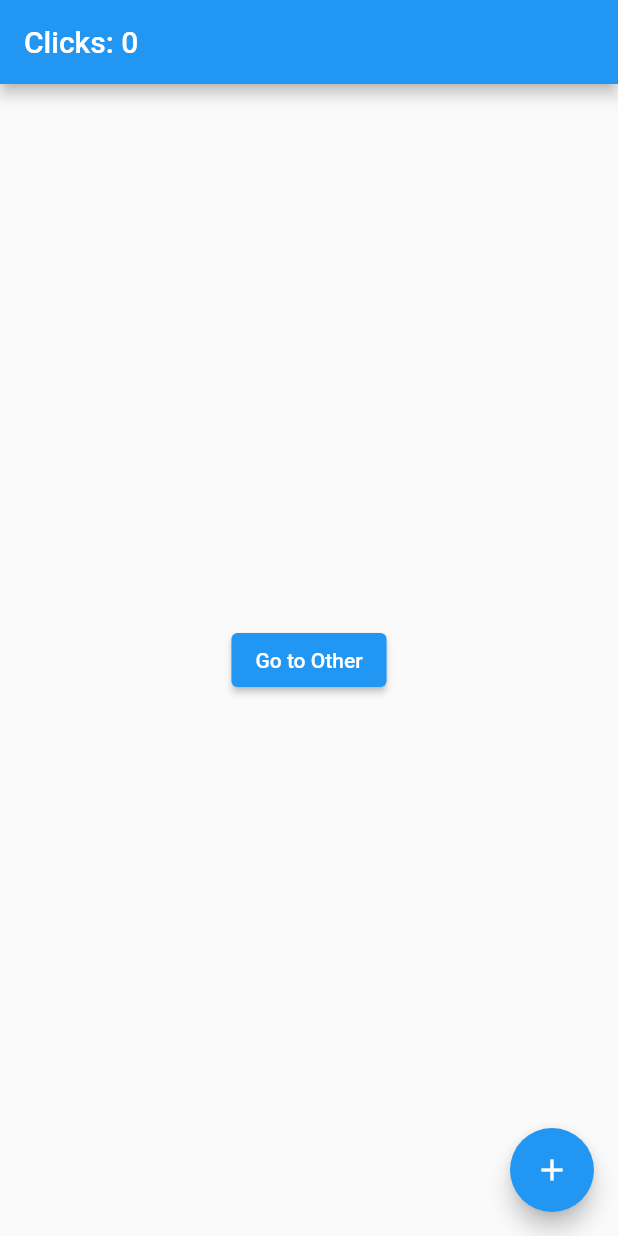
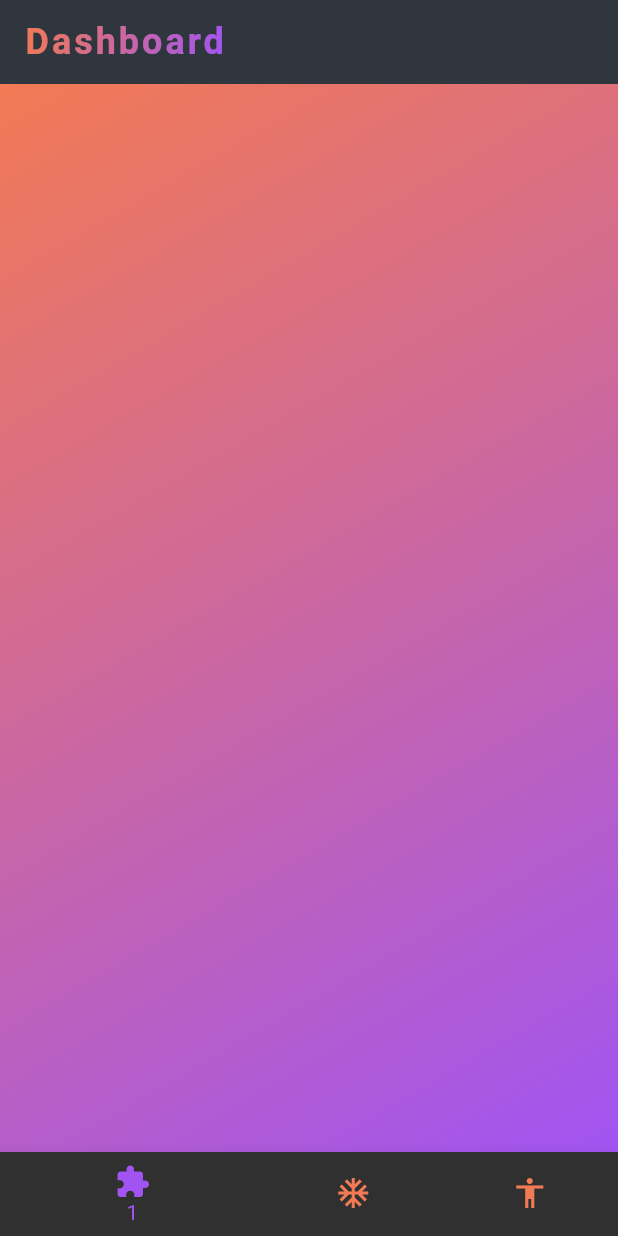
Before and after one commit to lorenacimpean/shit_grabber, a Flutter app: the screen it shows after launch, on a phone screen of 412 x 824 dp. Run offline on Flutter 3.47's test engine with Material 2 defaults, Android fonts, the phone set to English and light mode, and no system bars; our stand-ins replace get; Roboto replaces fonts that are missing (SpaceMono).

Commit message:
added nav bar and gradient

```diff
--- /dev/null
+++ b/lib/bindings/base_binding.dart
@@ -0,0 +1,10 @@
+import 'package:get/get.dart';
+import 'package:get/get_instance/src/bindings_interface.dart';
+import 'package:shit_grabber/controllers/base_controlles.dart';
+
+class BaseBinding extends Bindings {
+  @override
+  void dependencies() {
+    Get.put(BaseController());
+  }
+}
--- /dev/null
+++ b/lib/controllers/base_controlles.dart
@@ -0,0 +1,10 @@
+import 'package:get/get.dart';
+
+class BaseController extends GetxController {
+  int selectedIndex = 0;
+
+  void selectNavigationItem(int index) {
+    selectedIndex = index;
+    update();
+  }
+}
--- a/lib/controllers/controller.dart
+++ /dev/null
@@ -1,12 +0,0 @@
-import 'package:get/get.dart';
-
-class Controller extends GetxController {
-  RxInt count = 0.obs;
-
-  void increment() => count++;
-
-  void reset() {
-    count.value = 0;
-    update();
-  }
-}
--- a/lib/main.dart
+++ b/lib/main.dart
@@ -1,52 +1,33 @@
 import 'package:flutter/material.dart';
 import 'package:get/get.dart';
+import 'package:shit_grabber/bindings/base_binding.dart';
+import 'package:shit_grabber/screens/dashboard_screen.dart';
+import 'package:shit_grabber/themes/app_theme.dart';
 
-import 'controllers/controller.dart';
+Future<void> main() async {
+  WidgetsFlutterBinding.ensureInitialized();
+  BaseBinding().dependencies();
+  runApp(const ShitGrabberApp());
+}
 
-void main() => runApp(const GetMaterialApp(
-      home: Home(),
-    ));
-
-class Home extends StatelessWidget {
-  const Home({Key? key}) : super(key: key);
+class ShitGrabberApp extends StatelessWidget {
+  const ShitGrabberApp({
+    Key? key,
+  }) : super(key: key);
 
   @override
-  Widget build(context) {
-    final Controller c = Get.put(Controller());
-
-    return Scaffold(
-      appBar: AppBar(
-        title: Obx(
-          () => Text("Clicks: ${c.count}"),
+  Widget build(BuildContext context) {
+    return GetMaterialApp(
+      title: 'Document grabber app',
+      theme: AppTheme().appThemeDark(context),
+      getPages: [
+        GetPage(
+          name: '/dashboard',
+          page: () => const DashboardScreen(),
+          binding: BaseBinding(),
         ),
-      ),
-      body: Center(
-        child: ElevatedButton(
-          child: const Text("Go to Other"),
-          onPressed: () => Get.to(Other()),
-        ),
-      ),
-      floatingActionButton: FloatingActionButton(
-        child: const Icon(Icons.add),
-        onPressed: c.increment,
-      ),
+      ],
+      initialRoute: '/dashboard',
     );
   }
 }
-
-class Other extends StatelessWidget {
-  final Controller c = Get.find();
-
-  Other({Key? key}) : super(key: key);
-
-  @override
-  Widget build(context) {
-    return Scaffold(
-      body: Center(
-        child: Text(
-          "${c.count}",
-        ),
-      ),
-    );
-  }
-}
--- /dev/null
+++ b/lib/screens/dashboard_screen.dart
@@ -0,0 +1,20 @@
+import 'package:flutter/cupertino.dart';
+import 'package:shit_grabber/themes/app_colors.dart';
+import 'package:shit_grabber/themes/strings.dart';
+import 'package:shit_grabber/widgets/app_base_screen.dart';
+
+class DashboardScreen extends StatelessWidget {
+  const DashboardScreen({Key? key}) : super(key: key);
+
+  @override
+  Widget build(BuildContext context) {
+    return AppBaseScreen(
+      screenTitle: AppStrings.dashboard,
+      body: Container(
+        decoration: const BoxDecoration(
+          gradient: AppColors.gradient,
+        ),
+      ),
+    );
+  }
+}
--- a/lib/themes/app_colors.dart
+++ b/lib/themes/app_colors.dart
@@ -10,4 +10,11 @@ class AppColors {
   static const Color appBlack = Color(0xFF30363D);
   static const Color error = Color(0xFFF30070);
   static const Color appWhite = Color(0xFFE5E5E5);
+
+  // app gradient
+  static const gradient = LinearGradient(
+    begin: Alignment.topLeft,
+    end: Alignment.bottomRight,
+    colors: [primary, secondary],
+  );
 }
--- a/lib/themes/app_dimensions.dart
+++ b/lib/themes/app_dimensions.dart
@@ -5,4 +5,9 @@ class AppDimensions {
   static const double headline3Size = 16.0;
   static const double headline4Size = 20.0;
   static const double bodyTextSize = 14.0;
+
+  //Paddings
+  static const double defaultPadding = 24.0;
+  static const double midPadding = 16.0;
+  static const double smallPadding = 10.0;
 }
--- /dev/null
+++ b/lib/themes/strings.dart
@@ -0,0 +1,3 @@
+class AppStrings {
+  static const String dashboard = "Dashboard";
+}
--- /dev/null
+++ b/lib/widgets/app_base_screen.dart
@@ -0,0 +1,66 @@
+import 'package:flutter/cupertino.dart';
+import 'package:flutter/material.dart';
+import 'package:get/get.dart';
+import 'package:shit_grabber/controllers/base_controlles.dart';
+import 'package:shit_grabber/themes/app_colors.dart';
+import 'package:shit_grabber/themes/app_text_theme.dart';
+import 'package:shit_grabber/widgets/gradient_text_widget.dart';
+
+class AppBaseScreen extends GetView<BaseController> {
+  final String screenTitle;
+  final Widget body;
+
+  const AppBaseScreen({
+    required this.screenTitle,
+    required this.body,
+    Key? key,
+  }) : super(key: key);
+
+  @override
+  Widget build(BuildContext context) {
+    return GetBuilder<BaseController>(
+        builder: (controller) => Scaffold(
+              appBar: _buildAppBar,
+              body: _body,
+              bottomNavigationBar: BottomNavigationBar(
+                currentIndex: controller.selectedIndex,
+                onTap: controller.selectNavigationItem,
+                selectedItemColor: AppColors.secondary,
+                unselectedItemColor: AppColors.primary,
+                enableFeedback: true,
+                type: BottomNavigationBarType.shifting,
+                items: _navigationItems(),
+              ),
+            ));
+  }
+
+  AppBar get _buildAppBar => AppBar(
+        title: GradientText(
+          screenTitle,
+          style: AppTextTheme.darkTextTheme.headline2
+              ?.copyWith(letterSpacing: 2.0),
+        ),
+        elevation: 0.0,
+        backgroundColor: AppColors.appBlack,
+      );
+
+  Widget get _body => SafeArea(child: body);
+
+  List<BottomNavigationBarItem> _navigationItems() => [
+        BottomNavigationBarItem(
+          icon: Icon(Icons.extension),
+          label: "1",
+          tooltip: "a",
+        ),
+        BottomNavigationBarItem(
+          icon: Icon(Icons.ac_unit_outlined),
+          label: "2",
+          tooltip: "b",
+        ),
+        BottomNavigationBarItem(
+          icon: Icon(Icons.accessibility_sharp),
+          label: "2",
+          tooltip: "c",
+        )
+      ];
+}
--- /dev/null
+++ b/lib/widgets/gradient_text_widget.dart
@@ -0,0 +1,23 @@
+import 'package:flutter/material.dart';
+import 'package:shit_grabber/themes/app_colors.dart';
+
+class GradientText extends StatelessWidget {
+  final String text;
+  final TextStyle? style;
+
+  const GradientText(
+    this.text, {
+    this.style,
+  });
+
+  @override
+  Widget build(BuildContext context) {
+    return ShaderMask(
+      blendMode: BlendMode.srcIn,
+      shaderCallback: (bounds) => AppColors.gradient.createShader(
+        Rect.fromLTWH(0, 0, bounds.width, bounds.height),
+      ),
+      child: Text(text, style: style),
+    );
+  }
+}
--- a/pubspec.yaml
+++ b/pubspec.yaml
@@ -13,7 +13,6 @@ dependencies:
   get: ^4.3.8
   cupertino_icons: ^1.0.3
   path_provider: ^2.0.5
-  permission_handler: ^8.2.5
 
 dev_dependencies:
   flutter_test:
```
Also changed, not shown: pubspec.lock, 4 other files.
